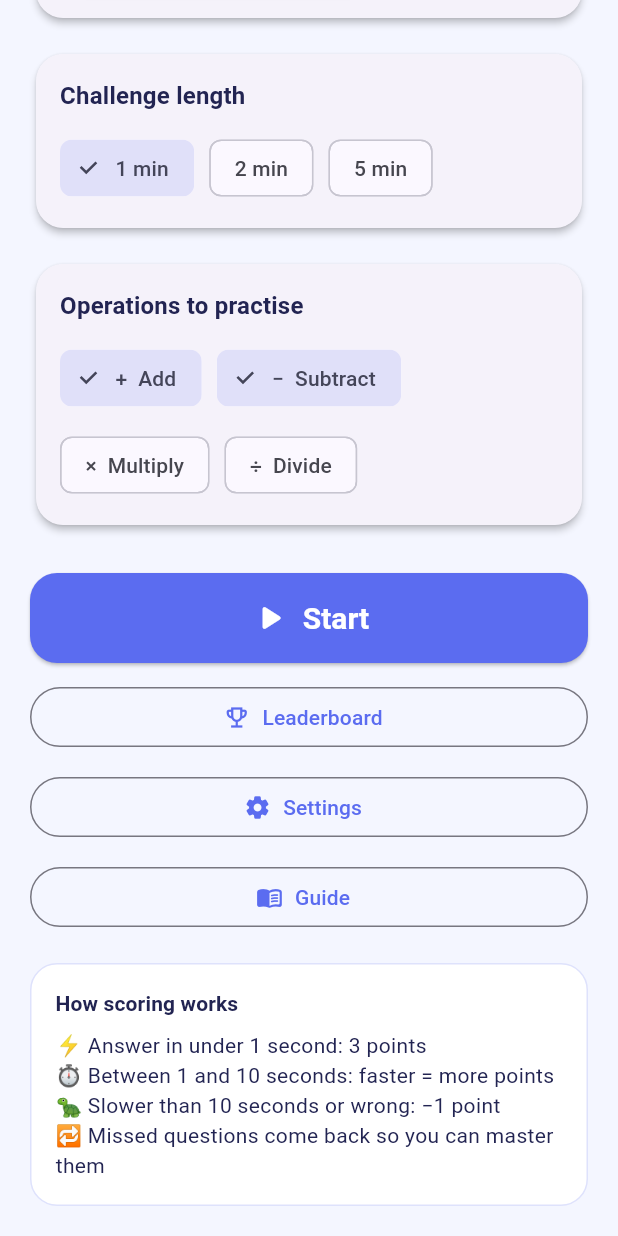
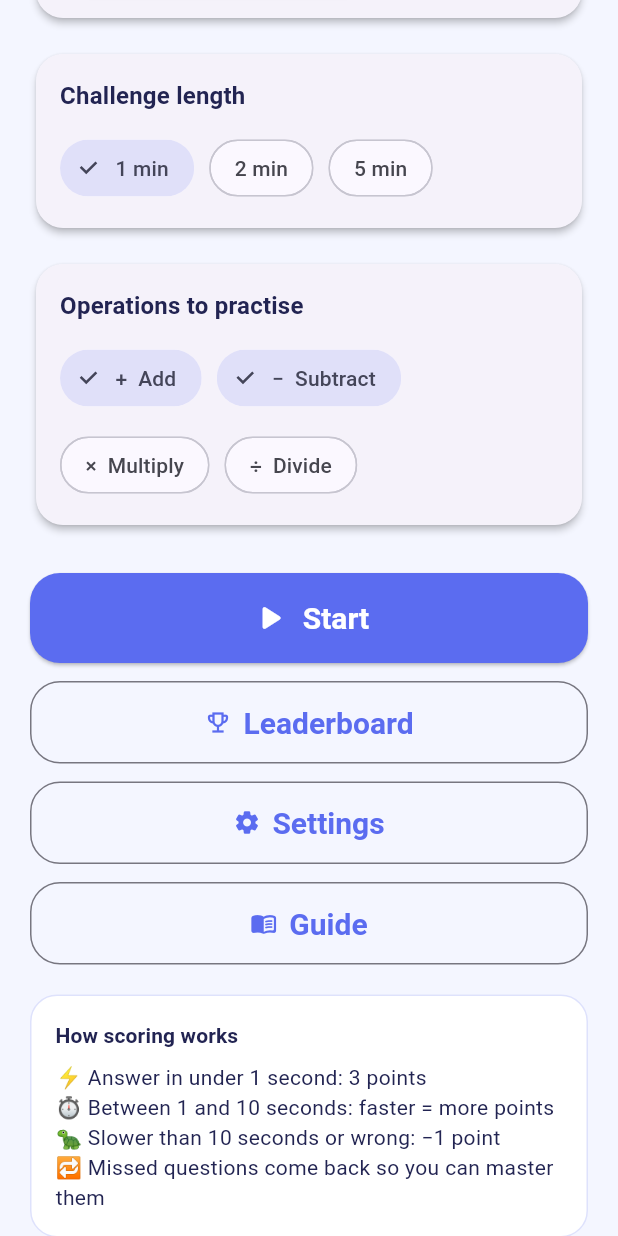
Before and after one commit to ludovit-scholtz/math-game-2, a Flutter app: the screen it shows after launch, scrolled down 227 dp, on a phone screen of 412 x 824 dp. Run offline on Flutter 3.47's test engine with Material 3 defaults, Android fonts, the phone set to English and light mode, and no system bars; our stand-ins replace audioplayers, shared_preferences; accounts and stored records are empty.

```diff
--- a/lib/theme.dart
+++ b/lib/theme.dart
@@ -3,6 +3,8 @@ import 'package:flutter/material.dart';
 /// Central place for the playful, kid-friendly colour palette and theme.
 class AppTheme {
   AppTheme._();
+
+  static const double buttonRadius = 20;
 
   static const Color primary = Color(0xFF5B6CF0);
   static const Color secondary = Color(0xFFFF8A3D);
@@ -39,7 +41,7 @@ class AppTheme {
           foregroundColor: Colors.white,
           padding: const EdgeInsets.symmetric(horizontal: 28, vertical: 16),
           shape: RoundedRectangleBorder(
-            borderRadius: BorderRadius.circular(18),
+            borderRadius: BorderRadius.circular(buttonRadius),
           ),
           textStyle: const TextStyle(
             fontSize: 20,
@@ -47,6 +49,30 @@ class AppTheme {
           ),
         ),
       ),
+      outlinedButtonTheme: OutlinedButtonThemeData(
+        style: OutlinedButton.styleFrom(
+          padding: const EdgeInsets.symmetric(horizontal: 28, vertical: 16),
+          shape: RoundedRectangleBorder(
+            borderRadius: BorderRadius.circular(buttonRadius),
+          ),
+          textStyle: const TextStyle(
+            fontSize: 20,
+            fontWeight: FontWeight.bold,
+          ),
+        ),
+      ),
+      textButtonTheme: TextButtonThemeData(
+        style: TextButton.styleFrom(
+          shape: RoundedRectangleBorder(
+            borderRadius: BorderRadius.circular(buttonRadius),
+          ),
+        ),
+      ),
+      chipTheme: base.chipTheme.copyWith(
+        shape: RoundedRectangleBorder(
+          borderRadius: BorderRadius.circular(buttonRadius),
+        ),
+      ),
     );
   }
 }
--- a/lib/widgets/answer_card.dart
+++ b/lib/widgets/answer_card.dart
@@ -46,7 +46,7 @@ class AnswerCard extends StatelessWidget {
         break;
     }
 
-    final borderRadius = BorderRadius.circular(20);
+    final borderRadius = BorderRadius.circular(AppTheme.buttonRadius);
     return AnimatedScale(
       scale: state == CardState.idle ? 1.0 : 1.04,
       duration: const Duration(milliseconds: 150),
```
Also changed, not shown: lib/screens/game_screen.dart (+27 -17 lines), lib/screens/results_screen.dart (+13 -0 lines), lib/services/audio_service.dart (+11 -4 lines), 4 other files.
